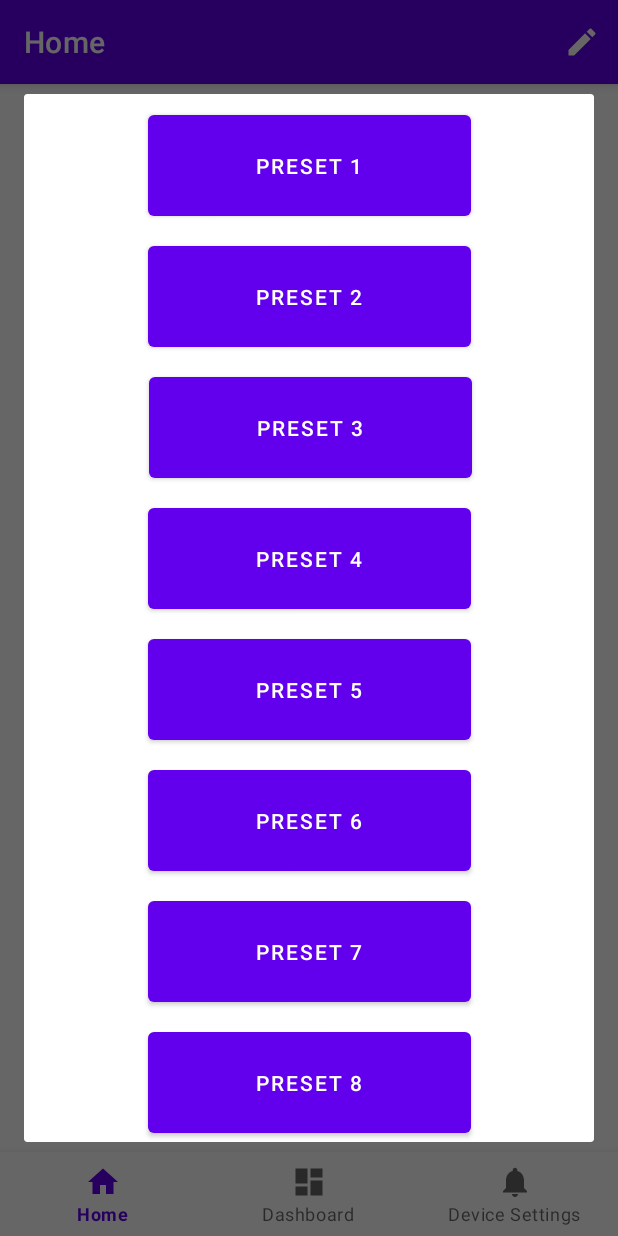
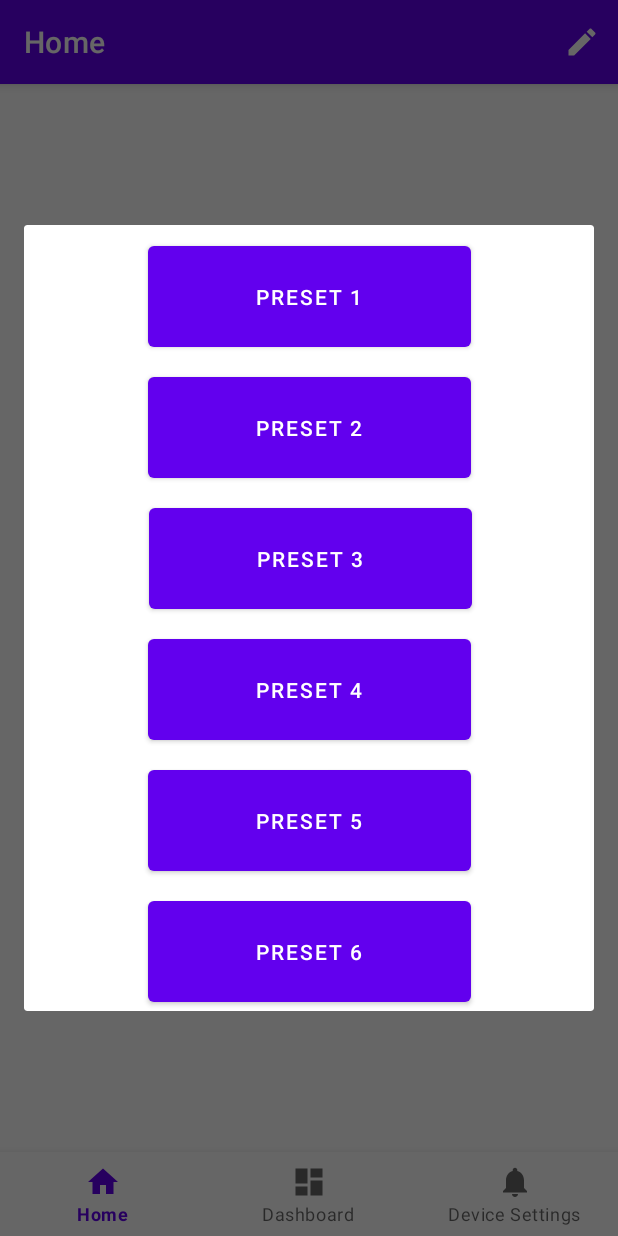
Before and after one commit to D0t-Matrix/CPS498-S21-Team04, an Android app: the screen it shows after launch (MainActivity), after a tap on "Edit", on a phone screen of 412 x 824 dp. Run offline under Robolectric (Android 15) with nearby library versions, the phone set to English and light mode, and no system bars; our stand-ins replace navigation-ui.

Commit message:
Added Custom Home Image

```diff
--- a/app/src/main/java/com/example/guitarfinal/MainActivity.java
+++ b/app/src/main/java/com/example/guitarfinal/MainActivity.java
@@ -28,7 +28,7 @@ public class MainActivity extends AppCompatActivity {
 
     private AlertDialog.Builder dialogBuilder;
     private AlertDialog dialog;
-    private Button preset1Select,preset2Select,preset3Select,preset4Select,preset5Select,preset6Select,preset7Select,preset8Select;
+    private Button preset1Select,preset2Select,preset3Select,preset4Select,preset5Select,preset6Select;
 
 
     ImageView image_view;
@@ -65,10 +65,6 @@ public class MainActivity extends AppCompatActivity {
 
         switch(item.getItemId()){
             case R.id.editMenu:
-                //Navigation.findNavController(this, R.id.nav_host_fragment).navigate(R.id.navigation_edit);
-                //getSupportActionBar().setDisplayHomeAsUpEnabled(false);
-                //getSupportActionBar().setDisplayShowHomeEnabled(false);
-                //getSupportActionBar().setHomeButtonEnabled(false);
                 selectEditPreset();
                 return true;
 
@@ -87,8 +83,6 @@ public class MainActivity extends AppCompatActivity {
         preset4Select = (Button) editPresetView.findViewById(R.id.button12);
         preset5Select = (Button) editPresetView.findViewById(R.id.button13);
         preset6Select = (Button) editPresetView.findViewById(R.id.button14);
-        preset7Select = (Button) editPresetView.findViewById(R.id.button15);
-        preset8Select = (Button) editPresetView.findViewById(R.id.button16);
 
         dialogBuilder.setView(editPresetView);
         dialog = dialogBuilder.create();
@@ -111,15 +105,14 @@ public class MainActivity extends AppCompatActivity {
         preset4Select.setOnClickListener(clicker);
         preset5Select.setOnClickListener(clicker);
         preset6Select.setOnClickListener(clicker);
-        preset7Select.setOnClickListener(clicker);
-        preset8Select.setOnClickListener(clicker);
+
 
 
     }
 
     //Next thre methods allow you to open and select image for the home background image
     public void btnClick(View v){
-        image_view = findViewById(R.id.imageView);
+        image_view = findViewById(R.id.myImage);
         btn = findViewById(R.id.cb);
 
         openImageForm();
--- a/app/src/main/res/layout/fragment_dashboard.xml
+++ b/app/src/main/res/layout/fragment_dashboard.xml
@@ -56,30 +56,6 @@
         app:layout_constraintTop_toBottomOf="@+id/button4" />
 
     <Button
-        android:id="@+id/button7"
-        android:layout_width="187dp"
-        android:layout_height="134dp"
-        android:layout_marginStart="20dp"
-        android:layout_marginTop="7dp"
-        android:layout_marginEnd="7dp"
-        android:text="Preset 7"
-        app:layout_constraintEnd_toStartOf="@+id/button8"
-        app:layout_constraintStart_toStartOf="parent"
-        app:layout_constraintTop_toBottomOf="@+id/button5" />
-
-    <Button
-        android:id="@+id/button8"
-        android:layout_width="187dp"
-        android:layout_height="134dp"
-        android:layout_marginStart="7dp"
-        android:layout_marginTop="7dp"
-        android:layout_marginEnd="20dp"
-        android:text="Preset 8"
-        app:layout_constraintEnd_toEndOf="parent"
-        app:layout_constraintStart_toEndOf="@+id/button7"
-        app:layout_constraintTop_toBottomOf="@+id/button6" />
-
-    <Button
         android:id="@+id/button1"
         android:layout_width="187dp"
         android:layout_height="134dp"
--- a/app/src/main/res/layout/fragment_home.xml
+++ b/app/src/main/res/layout/fragment_home.xml
@@ -2,6 +2,14 @@
 <androidx.constraintlayout.widget.ConstraintLayout xmlns:android="http://schemas.android.com/apk/res/android"    xmlns:app="http://schemas.android.com/apk/res-auto"    xmlns:tools="http://schemas.android.com/tools"    android:layout_width="match_parent"
     android:layout_height="match_parent"
     tools:context=".ui.home.HomeFragment">
+
+    <ImageView
+        android:id="@+id/myImage"
+        android:layout_width="match_parent"
+        android:layout_height="match_parent"
+        android:scaleType="centerCrop"
+        tools:layout_editor_absoluteX="90dp"
+        tools:layout_editor_absoluteY="16dp" />
 
     <TextView
         android:id="@+id/text_home"
@@ -12,41 +20,37 @@
         android:layout_marginEnd="8dp"
         android:textAlignment="center"
         android:textSize="20sp"
+        android:textColor="@color/white"
+        android:shadowColor="@color/black"
+        android:shadowDx="1.5"
+        android:shadowDy="1.3"
+        android:shadowRadius="2"
+
         app:layout_constraintBottom_toBottomOf="parent"
         app:layout_constraintEnd_toEndOf="parent"
         app:layout_constraintStart_toStartOf="parent"
         app:layout_constraintTop_toTopOf="parent"
-        android:gravity="center_horizontal" />
+        tools:ignore="UnknownId" />
 
 
     <Button
         android:id="@+id/cb"
-        android:layout_width="154dp"
-        android:layout_height="104dp"
+        android:layout_width="53dp"
+        android:layout_height="66dp"
         android:layout_marginStart="100dp"
-        android:layout_marginTop="560dp"
+        android:layout_marginTop="536dp"
         android:layout_marginEnd="165dp"
         android:onClick="btnClick"
         android:text=""
+        android:paddingLeft="10dp"
+        android:paddingRight="10dp"
         app:icon="@android:drawable/ic_menu_gallery"
         app:layout_constraintEnd_toEndOf="parent"
-        app:layout_constraintHorizontal_bias="0.0"
+        app:layout_constraintHorizontal_bias="0.849"
         app:layout_constraintStart_toStartOf="parent"
         app:layout_constraintTop_toTopOf="parent"
         tools:ignore="OnClick" />
 
-    <ImageView
-        android:id="@+id/imageView"
-        android:layout_width="wrap_content"
-        android:layout_height="wrap_content"
-        android:layout_marginBottom="49dp"
-        app:layout_constraintBottom_toBottomOf="parent"
-        app:layout_constraintEnd_toEndOf="parent"
-        app:layout_constraintHorizontal_bias="0.0"
-        app:layout_constraintStart_toStartOf="parent"
-        app:layout_constraintTop_toTopOf="parent"
-        app:layout_constraintVertical_bias="1.0"
-        tools:src="@tools:sample/backgrounds/scenic" />
 
 
 </androidx.constraintlayout.widget.ConstraintLayout>
--- a/app/src/main/res/layout/popup.xml
+++ b/app/src/main/res/layout/popup.xml
@@ -19,18 +19,6 @@
         app:layout_constraintEnd_toEndOf="parent"
         app:layout_constraintStart_toStartOf="parent"
         app:layout_constraintTop_toTopOf="parent" />
-
-    <Button
-        android:id="@+id/button15"
-        android:layout_width="215dp"
-        android:layout_height="79dp"
-        android:layout_marginStart="98dp"
-        android:layout_marginTop="8dp"
-        android:layout_marginEnd="98dp"
-        android:text="Preset 7"
-        app:layout_constraintEnd_toEndOf="parent"
-        app:layout_constraintStart_toStartOf="parent"
-        app:layout_constraintTop_toBottomOf="@+id/button14" />
 
     <Button
         android:id="@+id/button11"
@@ -81,19 +69,6 @@
         app:layout_constraintTop_toBottomOf="@+id/button13" />
 
     <Button
-        android:id="@+id/button16"
-        android:layout_width="215dp"
-        android:layout_height="79dp"
-        android:layout_marginStart="98dp"
-        android:layout_marginTop="8dp"
-        android:layout_marginEnd="98dp"
-        android:text="Preset 8"
-        app:layout_constraintBottom_toBottomOf="parent"
-        app:layout_constraintEnd_toEndOf="parent"
-        app:layout_constraintStart_toStartOf="parent"
-        app:layout_constraintTop_toBottomOf="@+id/button15" />
-
-    <Button
         android:id="@+id/button10"
         android:layout_width="215dp"
         android:layout_height="79dp"
```
